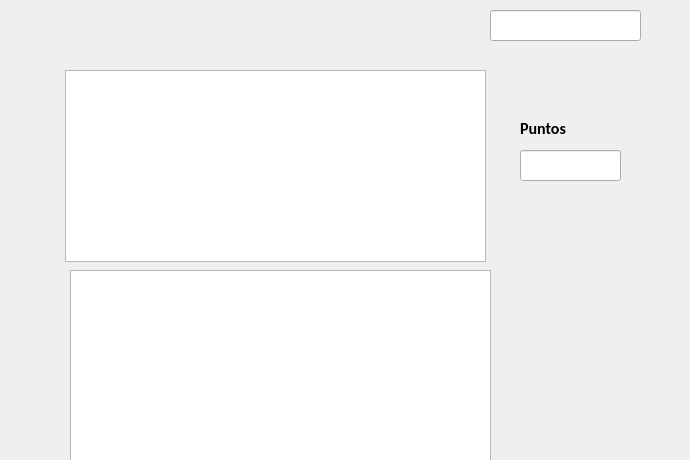
Before: the Qt Designer form GUILBass/forms/jugar.ui in mgoyret/UTN_FRBA_INFO_II_2020_TPO_LASER-BASS, drawn with Qt 5.
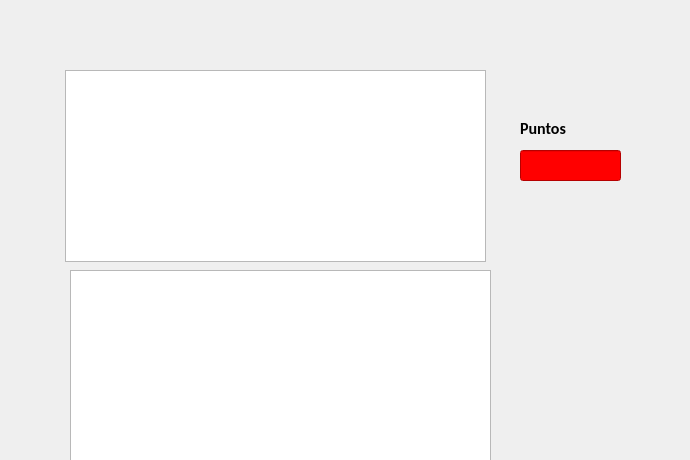
After: the same form once the commit is applied. Custom widgets are drawn as their Qt base class.

Diff of the .ui file:
```diff
--- a/GUILBass/forms/jugar.ui
+++ b/GUILBass/forms/jugar.ui
@@ -15,7 +15,7 @@
   </property>
   <widget class="QLineEdit" name="Puntos">
    <property name="enabled">
-    <bool>true</bool>
+    <bool>false</bool>
    </property>
    <property name="geometry">
     <rect>
@@ -25,6 +25,448 @@
      <height>31</height>
     </rect>
    </property>
+   <property name="palette">
+    <palette>
+     <active>
+      <colorrole role="WindowText">
+       <brush brushstyle="SolidPattern">
+        <color alpha="255">
+         <red>0</red>
+         <green>0</green>
+         <blue>0</blue>
+        </color>
+       </brush>
+      </colorrole>
+      <colorrole role="Button">
+       <brush brushstyle="SolidPattern">
+        <color alpha="255">
+         <red>255</red>
+         <green>0</green>
+         <blue>0</blue>
+        </color>
+       </brush>
+      </colorrole>
+      <colorrole role="Light">
+       <brush brushstyle="SolidPattern">
+        <color alpha="255">
+         <red>255</red>
+         <green>127</green>
+         <blue>127</blue>
+        </color>
+       </brush>
+      </colorrole>
+      <colorrole role="Midlight">
+       <brush brushstyle="SolidPattern">
+        <color alpha="255">
+         <red>255</red>
+         <green>63</green>
+         <blue>63</blue>
+        </color>
+       </brush>
+      </colorrole>
+      <colorrole role="Dark">
+       <brush brushstyle="SolidPattern">
+        <color alpha="255">
+         <red>127</red>
+         <green>0</green>
+         <blue>0</blue>
+        </color>
+       </brush>
+      </colorrole>
+      <colorrole role="Mid">
+       <brush brushstyle="SolidPattern">
+        <color alpha="255">
+         <red>170</red>
+         <green>0</green>
+         <blue>0</blue>
+        </color>
+       </brush>
+      </colorrole>
+      <colorrole role="Text">
+       <brush brushstyle="SolidPattern">
+        <color alpha="255">
+         <red>0</red>
+         <green>0</green>
+         <blue>0</blue>
+        </color>
+       </brush>
+      </colorrole>
+      <colorrole role="BrightText">
+       <brush brushstyle="SolidPattern">
+        <color alpha="255">
+         <red>255</red>
+         <green>255</green>
+         <blue>255</blue>
+        </color>
+       </brush>
+      </colorrole>
+      <colorrole role="ButtonText">
+       <brush brushstyle="SolidPattern">
+        <color alpha="255">
+         <red>0</red>
+         <green>0</green>
+         <blue>0</blue>
+        </color>
+       </brush>
+      </colorrole>
+      <colorrole role="Base">
+       <brush brushstyle="SolidPattern">
+        <color alpha="255">
+         <red>255</red>
+         <green>255</green>
+         <blue>255</blue>
+        </color>
+       </brush>
+      </colorrole>
+      <colorrole role="Window">
+       <brush brushstyle="SolidPattern">
+        <color alpha="255">
+         <red>255</red>
+         <green>0</green>
+         <blue>0</blue>
+        </color>
+       </brush>
+      </colorrole>
+      <colorrole role="Shadow">
+       <brush brushstyle="SolidPattern">
+        <color alpha="255">
+         <red>0</red>
+         <green>0</green>
+         <blue>0</blue>
+        </color>
+       </brush>
+      </colorrole>
+      <colorrole role="AlternateBase">
+       <brush brushstyle="SolidPattern">
+        <color alpha="255">
+         <red>255</red>
+         <green>127</green>
+         <blue>127</blue>
+        </color>
+       </brush>
+      </colorrole>
+      <colorrole role="ToolTipBase">
+       <brush brushstyle="SolidPattern">
+        <color alpha="255">
+         <red>255</red>
+         <green>255</green>
+         <blue>220</blue>
+        </color>
+       </brush>
+      </colorrole>
+      <colorrole role="ToolTipText">
+       <brush brushstyle="SolidPattern">
+        <color alpha="255">
+         <red>0</red>
+         <green>0</green>
+         <blue>0</blue>
+        </color>
+       </brush>
+      </colorrole>
+      <colorrole role="PlaceholderText">
+       <brush brushstyle="SolidPattern">
+        <color alpha="128">
+         <red>0</red>
+         <green>0</green>
+         <blue>0</blue>
+        </color>
+       </brush>
+      </colorrole>
+     </active>
+     <inactive>
+      <colorrole role="WindowText">
+       <brush brushstyle="SolidPattern">
+        <color alpha="255">
+         <red>0</red>
+         <green>0</green>
+         <blue>0</blue>
+        </color>
+       </brush>
+      </colorrole>
+      <colorrole role="Button">
+       <brush brushstyle="SolidPattern">
+        <color alpha="255">
+         <red>255</red>
+         <green>0</green>
+         <blue>0</blue>
+        </color>
+       </brush>
+      </colorrole>
+      <colorrole role="Light">
+       <brush brushstyle="SolidPattern">
+        <color alpha="255">
+         <red>255</red>
+         <green>127</green>
+         <blue>127</blue>
+        </color>
+       </brush>
+      </colorrole>
+      <colorrole role="Midlight">
+       <brush brushstyle="SolidPattern">
+        <color alpha="255">
+         <red>255</red>
+         <green>63</green>
+         <blue>63</blue>
+        </color>
+       </brush>
+      </colorrole>
+      <colorrole role="Dark">
+       <brush brushstyle="SolidPattern">
+        <color alpha="255">
+         <red>127</red>
+         <green>0</green>
+         <blue>0</blue>
+        </color>
+       </brush>
+      </colorrole>
+      <colorrole role="Mid">
+       <brush brushstyle="SolidPattern">
+        <color alpha="255">
+         <red>170</red>
+         <green>0</green>
+         <blue>0</blue>
+        </color>
+       </brush>
+      </colorrole>
+      <colorrole role="Text">
+       <brush brushstyle="SolidPattern">
+        <color alpha="255">
+         <red>0</red>
+         <green>0</green>
+         <blue>0</blue>
+        </color>
+       </brush>
+      </colorrole>
+      <colorrole role="BrightText">
+       <brush brushstyle="SolidPattern">
+        <color alpha="255">
+         <red>255</red>
+         <green>255</green>
+         <blue>255</blue>
+        </color>
+       </brush>
+      </colorrole>
+      <colorrole role="ButtonText">
+       <brush brushstyle="SolidPattern">
+        <color alpha="255">
+         <red>0</red>
+         <green>0</green>
+         <blue>0</blue>
+        </color>
+       </brush>
+      </colorrole>
+      <colorrole role="Base">
+       <brush brushstyle="SolidPattern">
+        <color alpha="255">
+         <red>255</red>
+         <green>255</green>
+         <blue>255</blue>
+        </color>
+       </brush>
+      </colorrole>
+      <colorrole role="Window">
+       <brush brushstyle="SolidPattern">
+        <color alpha="255">
+         <red>255</red>
+         <green>0</green>
+         <blue>0</blue>
+        </color>
+       </brush>
+      </colorrole>
+      <colorrole role="Shadow">
+       <brush brushstyle="SolidPattern">
+        <color alpha="255">
+         <red>0</red>
+         <green>0</green>
+         <blue>0</blue>
+        </color>
+       </brush>
+      </colorrole>
+      <colorrole role="AlternateBase">
+       <brush brushstyle="SolidPattern">
+        <color alpha="255">
+         <red>255</red>
+         <green>127</green>
+         <blue>127</blue>
+        </color>
+       </brush>
+      </colorrole>
+      <colorrole role="ToolTipBase">
+       <brush brushstyle="SolidPattern">
+        <color alpha="255">
+         <red>255</red>
+         <green>255</green>
+         <blue>220</blue>
+        </color>
+       </brush>
+      </colorrole>
+      <colorrole role="ToolTipText">
+       <brush brushstyle="SolidPattern">
+        <color alpha="255">
+         <red>0</red>
+         <green>0</green>
+         <blue>0</blue>
+        </color>
+       </brush>
+      </colorrole>
+      <colorrole role="PlaceholderText">
+       <brush brushstyle="SolidPattern">
+        <color alpha="128">
+         <red>0</red>
+         <green>0</green>
+         <blue>0</blue>
+        </color>
+       </brush>
+      </colorrole>
+     </inactive>
+     <disabled>
+      <colorrole role="WindowText">
+       <brush brushstyle="SolidPattern">
+        <color alpha="255">
+         <red>127</red>
+         <green>0</green>
+         <blue>0</blue>
+        </color>
+       </brush>
+      </colorrole>
+      <colorrole role="Button">
+       <brush brushstyle="SolidPattern">
+        <color alpha="255">
+         <red>255</red>
+         <green>0</green>
+         <blue>0</blue>
+        </color>
+       </brush>
+      </colorrole>
+      <colorrole role="Light">
+       <brush brushstyle="SolidPattern">
+        <color alpha="255">
+         <red>255</red>
+         <green>127</green>
+         <blue>127</blue>
+        </color>
+       </brush>
+      </colorrole>
+      <colorrole role="Midlight">
+       <brush brushstyle="SolidPattern">
+        <color alpha="255">
+         <red>255</red>
+         <green>63</green>
+         <blue>63</blue>
+        </color>
+       </brush>
+      </colorrole>
+      <colorrole role="Dark">
+       <brush brushstyle="SolidPattern">
+        <color alpha="255">
+         <red>127</red>
+         <green>0</green>
+         <blue>0</blue>
+        </color>
+       </brush>
+      </colorrole>
+      <colorrole role="Mid">
+       <brush brushstyle="SolidPattern">
+        <color alpha="255">
+         <red>170</red>
+         <green>0</green>
+         <blue>0</blue>
+        </color>
+       </brush>
+      </colorrole>
+      <colorrole role="Text">
+       <brush brushstyle="SolidPattern">
+        <color alpha="255">
+         <red>127</red>
+         <green>0</green>
+         <blue>0</blue>
+        </color>
+       </brush>
+      </colorrole>
+      <colorrole role="BrightText">
+       <brush brushstyle="SolidPattern">
+        <color alpha="255">
+         <red>255</red>
+         <green>255</green>
+         <blue>255</blue>
+        </color>
+       </brush>
+      </colorrole>
+      <colorrole role="ButtonText">
+       <brush brushstyle="SolidPattern">
+        <color alpha="255">
+         <red>127</red>
+         <green>0</green>
+         <blue>0</blue>
+        </color>
+       </brush>
+      </colorrole>
+      <colorrole role="Base">
+       <brush brushstyle="SolidPattern">
+        <color alpha="255">
+         <red>255</red>
+         <green>0</green>
+         <blue>0</blue>
+        </color>
+       </brush>
+      </colorrole>
+      <colorrole role="Window">
+       <brush brushstyle="SolidPattern">
+        <color alpha="255">
+         <red>255</red>
+         <green>0</green>
+         <blue>0</blue>
+        </color>
+       </brush>
+      </colorrole>
+      <colorrole role="Shadow">
+       <brush brushstyle="SolidPattern">
+        <color alpha="255">
+         <red>0</red>
+         <green>0</green>
+         <blue>0</blue>
+        </color>
+       </brush>
+      </colorrole>
+      <colorrole role="AlternateBase">
+       <brush brushstyle="SolidPattern">
+        <color alpha="255">
+         <red>255</red>
+         <green>0</green>
+         <blue>0</blue>
+        </color>
+       </brush>
+      </colorrole>
+      <colorrole role="ToolTipBase">
+       <brush brushstyle="SolidPattern">
+        <color alpha="255">
+         <red>255</red>
+         <green>255</green>
+         <blue>220</blue>
+        </color>
+       </brush>
+      </colorrole>
+      <colorrole role="ToolTipText">
+       <brush brushstyle="SolidPattern">
+        <color alpha="255">
+         <red>0</red>
+         <green>0</green>
+         <blue>0</blue>
+        </color>
+       </brush>
+      </colorrole>
+      <colorrole role="PlaceholderText">
+       <brush brushstyle="SolidPattern">
+        <color alpha="128">
+         <red>0</red>
+         <green>0</green>
+         <blue>0</blue>
+        </color>
+       </brush>
+      </colorrole>
+     </disabled>
+    </palette>
+   </property>
    <property name="readOnly">
     <bool>true</bool>
    </property>
@@ -60,16 +502,6 @@
     </rect>
    </property>
   </widget>
-  <widget class="QLineEdit" name="lineEdit">
-   <property name="geometry">
-    <rect>
-     <x>490</x>
-     <y>10</y>
-     <width>151</width>
-     <height>31</height>
-    </rect>
-   </property>
-  </widget>
   <widget class="QNoteView" name="graphicsView_2">
    <property name="geometry">
     <rect>
```
